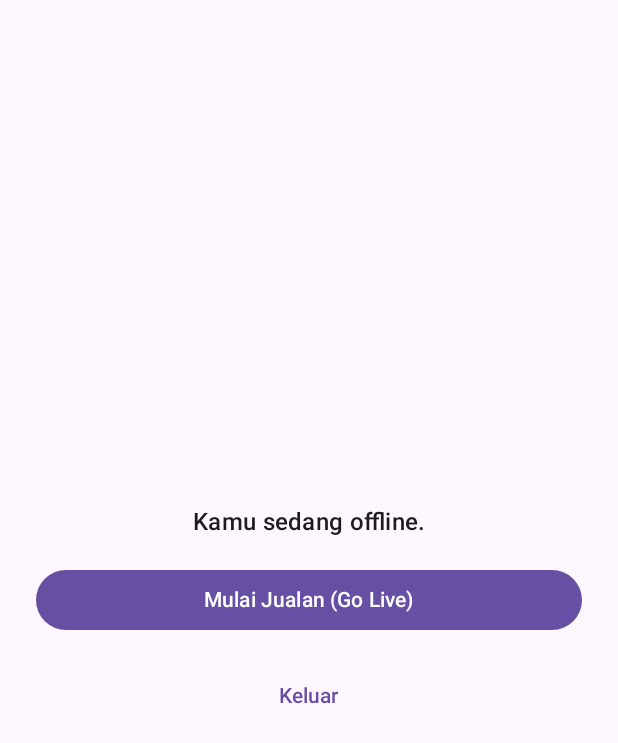
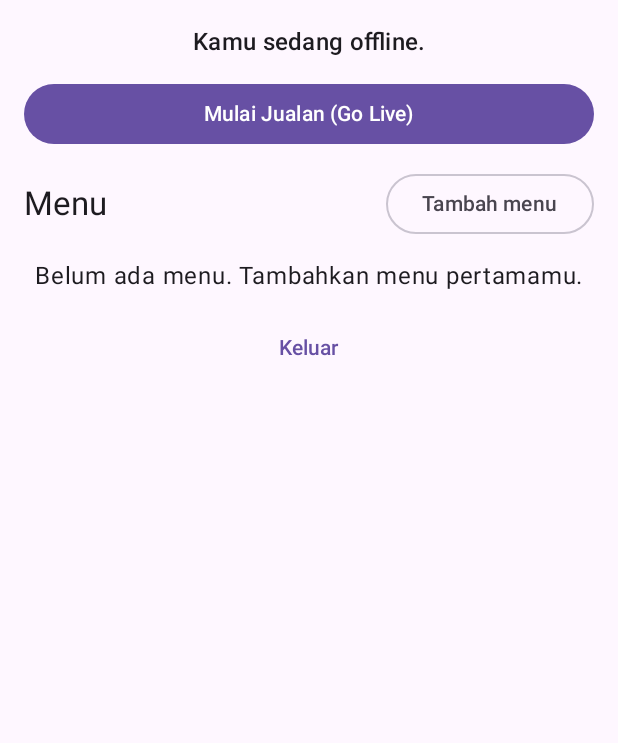
Before and after one commit to britoddd/jajan-yuks, an Android app built with Jetpack Compose: the SellerScreen screen opened through its navigation route, on a phone screen of 412 x 824 dp. Shown: the top 743 px of the screen. Run offline under Robolectric (Android 15) with nearby library versions, the phone set to English and light mode, and no system bars; our stand-ins replace Firebase (no records; nobody signed in at launch, a user with empty details on screens opened directly); libraries missing offline, so code that uses them is left out: org.maplibre.android.

Commit message:
Seller menu: add, delete, and adjust stock of menu items

```diff
--- a/app/src/main/java/com/amdg/jajanyuks/ui/seller/SellerScreen.kt
+++ b/app/src/main/java/com/amdg/jajanyuks/ui/seller/SellerScreen.kt
@@ -6,19 +6,24 @@ import android.os.Build
 import androidx.activity.compose.rememberLauncherForActivityResult
 import androidx.activity.result.contract.ActivityResultContracts
 import androidx.compose.foundation.layout.Arrangement
-import androidx.compose.foundation.layout.Column
+import androidx.compose.foundation.layout.PaddingValues
+import androidx.compose.foundation.layout.Row
 import androidx.compose.foundation.layout.fillMaxSize
 import androidx.compose.foundation.layout.fillMaxWidth
-import androidx.compose.foundation.layout.padding
+import androidx.compose.foundation.lazy.LazyColumn
+import androidx.compose.foundation.lazy.items
 import androidx.compose.material3.Button
 import androidx.compose.material3.MaterialTheme
+import androidx.compose.material3.OutlinedButton
 import androidx.compose.material3.Text
 import androidx.compose.material3.TextButton
 import androidx.compose.runtime.Composable
 import androidx.compose.runtime.getValue
 import androidx.compose.runtime.mutableStateOf
 import androidx.compose.runtime.remember
+import androidx.compose.runtime.saveable.rememberSaveable
 import androidx.compose.runtime.setValue
+import androidx.lifecycle.viewmodel.compose.viewModel
 import androidx.compose.ui.Alignment
 import androidx.compose.ui.Modifier
 import androidx.compose.ui.platform.LocalContext
@@ -38,8 +43,10 @@ private val permissions = buildList {
 }.toTypedArray()
 
 @Composable
-fun SellerScreen(onLogout: () -> Unit) {
+fun SellerScreen(onLogout: () -> Unit, viewModel: SellerViewModel = viewModel(factory = SellerViewModel.Factory)) {
     val context = LocalContext.current
+    val menu by viewModel.menu.collectAsStateWithLifecycle()
+    var adding by rememberSaveable { mutableStateOf(false) }
     val serviceIntent = remember { Intent(context, LocationService::class.java) }
     // Reads the service's StateFlow as Compose state, pausing while the app is in the background.
     val isLive by LocationService.isRunning.collectAsStateWithLifecycle()
@@ -53,24 +60,57 @@ fun SellerScreen(onLogout: () -> Unit) {
         if (granted) ContextCompat.startForegroundService(context, serviceIntent)
     }
 
-    Column(
-        modifier = Modifier.fillMaxSize().padding(24.dp),
-        verticalArrangement = Arrangement.spacedBy(16.dp, Alignment.CenterVertically),
+    // LazyColumn only builds the rows that are on screen, so long menus stay fast.
+    LazyColumn(
+        modifier = Modifier.fillMaxSize(),
+        contentPadding = PaddingValues(16.dp),
+        verticalArrangement = Arrangement.spacedBy(12.dp),
         horizontalAlignment = Alignment.CenterHorizontally,
     ) {
+        item {
             Text(
                 stringResource(if (isLive) R.string.status_live else R.string.status_offline),
                 style = MaterialTheme.typography.titleMedium,
                 textAlign = TextAlign.Center,
             )
+        }
+        item {
             Button(
                 onClick = { if (isLive) context.stopService(serviceIntent) else launcher.launch(permissions) },
                 modifier = Modifier.fillMaxWidth(),
             ) {
                 Text(stringResource(if (isLive) R.string.stop_live else R.string.go_live))
             }
-        if (denied) Text(stringResource(R.string.permission_denied), color = MaterialTheme.colorScheme.error)
-        // Hidden while live: stop first, so the seller is marked offline before signing out.
-        if (!isLive) TextButton(onClick = onLogout) { Text(stringResource(R.string.logout)) }
+        }
+        if (denied) item { Text(stringResource(R.string.permission_denied), color = MaterialTheme.colorScheme.error) }
+
+        item {
+            Row(Modifier.fillMaxWidth(), verticalAlignment = Alignment.CenterVertically) {
+                Text(stringResource(R.string.menu_title), style = MaterialTheme.typography.titleLarge, modifier = Modifier.weight(1f))
+                OutlinedButton(onClick = { adding = true }) { Text(stringResource(R.string.add_menu)) }
             }
         }
+        if (menu.isEmpty()) item { Text(stringResource(R.string.menu_empty)) }
+        // `key` lets Compose keep each row's state when the list changes order.
+        items(menu, key = { it.id }) { item ->
+            MenuItemRow(
+                item = item,
+                onChangeStock = { delta -> viewModel.changeStock(item, delta) },
+                onDelete = { viewModel.delete(item) },
+            )
+        }
+
+        // Hidden while live: stop first, so the seller is marked offline before signing out.
+        if (!isLive) item { TextButton(onClick = onLogout) { Text(stringResource(R.string.logout)) } }
+    }
+
+    if (adding) {
+        AddMenuItemDialog(
+            onDismiss = { adding = false },
+            onSave = { name, price, stock ->
+                viewModel.addItem(name, price, stock)
+                adding = false
+            },
+        )
+    }
+}
--- /dev/null
+++ b/app/src/main/java/com/amdg/jajanyuks/ui/seller/SellerViewModel.kt
@@ -0,0 +1,36 @@
+package com.amdg.jajanyuks.ui.seller
+
+import androidx.lifecycle.ViewModel
+import androidx.lifecycle.ViewModelProvider.AndroidViewModelFactory.Companion.APPLICATION_KEY
+import androidx.lifecycle.viewModelScope
+import androidx.lifecycle.viewmodel.initializer
+import androidx.lifecycle.viewmodel.viewModelFactory
+import com.amdg.jajanyuks.JajanYuksApp
+import com.amdg.jajanyuks.data.VendorRepository
+import com.amdg.jajanyuks.domain.MenuItem
+import kotlinx.coroutines.flow.SharingStarted
+import kotlinx.coroutines.flow.StateFlow
+import kotlinx.coroutines.flow.stateIn
+
+class SellerViewModel(private val uid: String, private val vendors: VendorRepository) : ViewModel() {
+    val menu: StateFlow<List<MenuItem>> = vendors.menu(uid)
+        .stateIn(viewModelScope, SharingStarted.WhileSubscribed(5_000), emptyList())
+
+    fun addItem(name: String, price: Long, stock: Int) = vendors.addMenuItem(uid, name.trim(), price, stock)
+
+    fun changeStock(item: MenuItem, delta: Int) {
+        if (item.stock + delta >= 0) vendors.changeStock(uid, item.id, delta)
+    }
+
+    fun delete(item: MenuItem) = vendors.deleteMenuItem(uid, item.id)
+
+    companion object {
+        val Factory = viewModelFactory {
+            initializer {
+                val container = (this[APPLICATION_KEY] as JajanYuksApp).container
+                // The seller screen is only reachable when signed in, so `!!` (assert not null) is safe here.
+                SellerViewModel(container.auth.currentUser!!.uid, container.vendorRepository)
+            }
+        }
+    }
+}
--- a/app/src/main/res/values/strings.xml
+++ b/app/src/main/res/values/strings.xml
@@ -30,6 +30,17 @@
     <string name="permission_denied">Izin lokasi diperlukan untuk Go Live.</string>
     <string name="live_channel_name">Status live</string>
     <string name="live_notification_title">Kamu sedang live di JajanYuks</string>
+    <string name="menu_title">Menu</string>
+    <string name="add_menu">Tambah menu</string>
+    <string name="menu_empty">Belum ada menu. Tambahkan menu pertamamu.</string>
+    <string name="menu_name">Nama menu</string>
+    <string name="menu_price">Harga (Rp)</string>
+    <string name="menu_stock">Stok</string>
+    <string name="stock_count">Stok %1$d</string>
+    <string name="invalid_menu">Isi nama, harga (lebih dari 0), dan stok dengan benar.</string>
+    <string name="save">Simpan</string>
+    <string name="cancel">Batal</string>
+    <string name="delete">Hapus</string>
 
     <!-- Buyer -->
     <string name="vendor_default_name">Penjual</string>
```
Also changed, not shown: app/src/main/java/com/amdg/jajanyuks/data/VendorRepository.kt (+56 -25 lines), app/src/main/java/com/amdg/jajanyuks/domain/MenuItem.kt (added, +8 -0 lines), app/src/main/java/com/amdg/jajanyuks/ui/components/Format.kt (added, +9 -0 lines), app/src/main/java/com/amdg/jajanyuks/ui/seller/MenuSection.kt (added, +91 -0 lines), 2 other files. Lines whose indentation alone changed are shown as unchanged.
